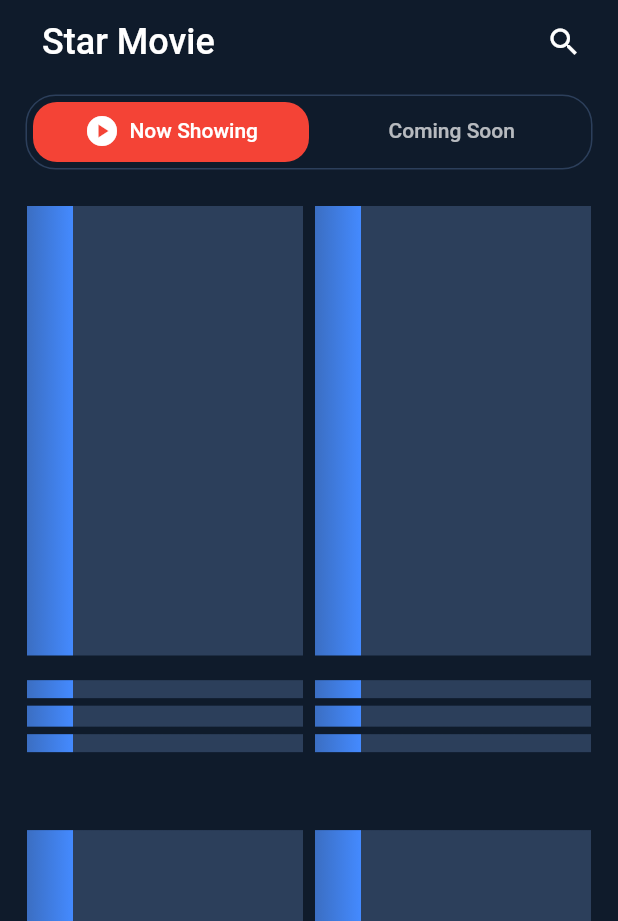
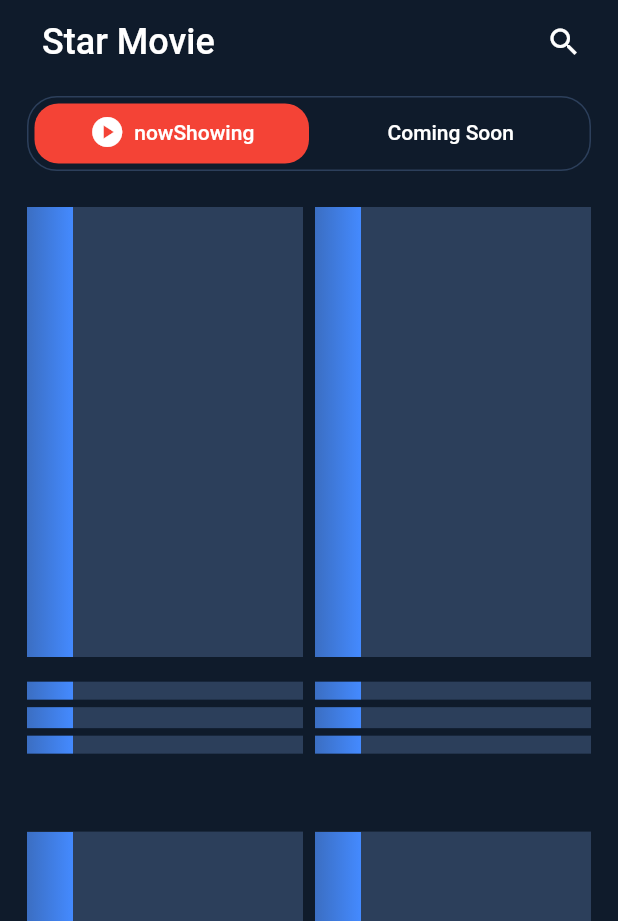
Before and after one commit to egor-slatvinskiy-idf/star_movie, a Flutter app: the screen it shows after launch, on a phone screen of 412 x 824 dp. Shown: the top 921 px of the screen. Run offline on Flutter 3.47's test engine with Material 2 defaults, Android fonts, the phone set to English and light mode, and no system bars; our stand-ins replace dio, expandable, flutter_rating_bar, flutter_svg, get_it; generated files the repository leaves out were written again; network calls fail; Roboto replaces fonts that are missing (SF Pro Text Medium, SF Pro Text Semibold).

Commit message:
start feature/IO-571_refactor

```diff
--- a/packages/domain/lib/di/injector_domain.dart
+++ b/packages/domain/lib/di/injector_domain.dart
@@ -6,8 +6,6 @@ import 'package:domain/use_case/request_details_use_case.dart';
 import 'package:domain/use_case/request_movie_list_use_case.dart';
 import 'package:domain/use_case/splash_duration_use_case.dart';
 import 'package:get_it/get_it.dart';
-
-final getIt = GetIt.instance;
 
 void initInjectorDomain() {
   _initModuleMappers();
--- a/packages/domain/lib/model/get_data_response.dart
+++ b/packages/domain/lib/model/get_data_response.dart
@@ -2,7 +2,7 @@ class GetDataResponse {
   final Map<String, dynamic> headers;
   final List<Map<String, dynamic>> body;
 
-  GetDataResponse({
+  const GetDataResponse({
     required this.headers,
     required this.body,
   });
--- a/packages/domain/lib/use_case/request_movie_list_use_case.dart
+++ b/packages/domain/lib/use_case/request_movie_list_use_case.dart
@@ -2,6 +2,8 @@ import 'package:domain/const/configuration.dart';
 import 'package:domain/entity/movie_list_response/movie_list_response.dart';
 import 'package:domain/repository/network_trakt_repository.dart';
 import 'package:domain/use_case/sample_use_case/use_case_in_out.dart';
+
+const _limitCountPage = 5;
 
 enum TypeListMovie {
   trending,
@@ -29,7 +31,7 @@ class RequestMovieListUseCase
     final countPage = int.tryParse(
       response.headers[Configuration.pageCount][0],
     );
-    final countItem = countPage! >= 5
+    final countItem = countPage! >= _limitCountPage
         ? Configuration.queryConfigLimit
         : response.headers[Configuration.itemCount][0];
     await _requestListMovie(
--- a/packages/presentation/lib/l10n/intl_en.arb
+++ b/packages/presentation/lib/l10n/intl_en.arb
@@ -1,4 +1,7 @@
 {
+  "starMovie" : "Star Movie",
+  "nowShowing" : "nowShowing",
+  "comingSoon" : "Coming Soon",
   "details" : "Details",
   "reviews" : "Reviews",
   "showtime" : "Showtime",
--- a/packages/presentation/lib/library/dimens/dimens.dart
+++ b/packages/presentation/lib/library/dimens/dimens.dart
@@ -34,6 +34,7 @@ class Dimens {
 
   ///width
   static const double widthInfinity = double.infinity;
+  static const double width1 = 1;
   static const double width2 = 2;
   static const double width4 = 4;
   static const double width6 = 6;
@@ -117,6 +118,9 @@ class Dimens {
   static const double border50 = 50;
 
   ///size
+  static const double size021 = .21;
+  static const double size01 = .1;
+  static const double size0 = 0;
   static const double size2 = 2;
   static const double size4 = 4;
   static const double size6 = 6;
--- a/packages/presentation/lib/library/widgets/shimmer_movie.dart
+++ b/packages/presentation/lib/library/widgets/shimmer_movie.dart
@@ -3,9 +3,7 @@ import 'package:presentation/Library/widgets/shimmer_widget.dart';
 import 'package:presentation/colors_application/colors_application.dart';
 
 class ShimmerWidget extends StatelessWidget {
-  const ShimmerWidget({
-    Key? key,
-  }) : super(key: key);
+  const ShimmerWidget({super.key});
 
   @override
   Widget build(BuildContext context) {
@@ -39,10 +37,7 @@ class ShimmerWidget extends StatelessWidget {
 class _ShimmerItem extends StatelessWidget {
   final double height;
 
-  const _ShimmerItem({
-    Key? key,
-    required this.height,
-  }) : super(key: key);
+  const _ShimmerItem({required this.height});
 
   @override
   Widget build(BuildContext context) {
--- a/packages/presentation/lib/my_app.dart
+++ b/packages/presentation/lib/my_app.dart
@@ -6,11 +6,14 @@ import 'package:presentation/app/data/app_data.dart';
 import 'package:presentation/base/bloc_screen.dart';
 import 'package:presentation/base/tile_wrapper.dart';
 import 'package:presentation/colors_application/colors_application.dart';
+import 'package:presentation/library/dimens/dimens.dart';
 import 'package:presentation/library/images_utils/images_utils.dart';
 import 'package:presentation/generated/l10n.dart';
 
+const _emptyString = '';
+
 class MyApp extends StatefulWidget {
-  const MyApp({Key? key}) : super(key: key);
+  const MyApp({super.key});
 
   @override
   State<StatefulWidget> createState() => _MyAppState();
@@ -33,9 +36,6 @@ class _MyAppState extends BlocScreenState<StatefulWidget, AppBloc> {
         appBarTheme: const AppBarTheme(
           backgroundColor: ColorsApplication.colorTheme,
         ),
-        bottomNavigationBarTheme: const BottomNavigationBarThemeData(
-          selectedItemColor: Colors.white,
-        ),
       ),
       home: StreamBuilder<TileWrapper>(
         stream: bloc.dataStream,
@@ -57,18 +57,18 @@ class _MyAppState extends BlocScreenState<StatefulWidget, AppBloc> {
                         border: Border(
                           top: BorderSide(
                             color: ColorsApplication.colorBorder,
-                            width: 1.0,
+                            width: Dimens.width1,
                           ),
                         ),
                       ),
                       child: BottomNavigationBar(
                         currentIndex: appData.selectedTab,
-                        selectedFontSize: 12,
+                        selectedFontSize: Dimens.size12,
                         type: BottomNavigationBarType.fixed,
                         items: <BottomNavigationBarItem>[
                           BottomNavigationBarItem(
                             icon: SvgPicture.asset(ImagesUtils.movieReel),
-                            label: '',
+                            label: _emptyString,
                             activeIcon: SvgPicture.asset(
                               ImagesUtils.movieReel,
                               color: ColorsApplication.colorSelectedItem,
@@ -76,7 +76,7 @@ class _MyAppState extends BlocScreenState<StatefulWidget, AppBloc> {
                           ),
                           BottomNavigationBarItem(
                             icon: SvgPicture.asset(ImagesUtils.eventTicket),
-                            label: '',
+                            label: _emptyString,
                             activeIcon: SvgPicture.asset(
                               ImagesUtils.eventTicket,
                               color: ColorsApplication.colorSelectedItem,
@@ -84,7 +84,7 @@ class _MyAppState extends BlocScreenState<StatefulWidget, AppBloc> {
                           ),
                           BottomNavigationBarItem(
                             icon: SvgPicture.asset(ImagesUtils.alarm),
-                            label: '',
+                            label: _emptyString,
                             activeIcon: SvgPicture.asset(
                               ImagesUtils.alarm,
                               color: ColorsApplication.colorSelectedItem,
@@ -92,7 +92,7 @@ class _MyAppState extends BlocScreenState<StatefulWidget, AppBloc> {
                           ),
                           BottomNavigationBarItem(
                             icon: SvgPicture.asset(ImagesUtils.single),
-                            label: '',
+                            label: _emptyString,
                             activeIcon: SvgPicture.asset(
                               ImagesUtils.single,
                               color: ColorsApplication.colorSelectedItem,
--- a/packages/presentation/lib/ui/movie_details/bloc/movie_details_bloc.dart
+++ b/packages/presentation/lib/ui/movie_details/bloc/movie_details_bloc.dart
@@ -18,7 +18,7 @@ abstract class MovieDetailsBloc
 class _MovieDetailsBlocImpl
     extends BlocImpl<MovieDetailsArguments, MovieDetailsScreenData>
     implements MovieDetailsBloc {
-  MovieDetailsScreenData _screenData = MovieDetailsScreenData();
+  MovieDetailsScreenData _screenData = const MovieDetailsScreenData();
   final RequestDetailsUseCase _detailsUseCase;
 
   _MovieDetailsBlocImpl(
@@ -26,7 +26,7 @@ class _MovieDetailsBlocImpl
   );
 
   @override
-  void initArgs(MovieDetailsArguments arguments) async {
+  void initArgs(MovieDetailsArguments arguments) {
     super.initArgs(arguments);
     final id = arguments.movie.ids;
     _screenData = _screenData.copyWith(movie: arguments.movie);
--- a/packages/presentation/lib/ui/movie_page/movie_list_widget.dart
+++ b/packages/presentation/lib/ui/movie_page/movie_list_widget.dart
@@ -5,9 +5,15 @@ import 'package:presentation/Library/images_utils/images_utils.dart';
 import 'package:presentation/Library/widgets/shimmer_movie.dart';
 import 'package:presentation/base/tile_wrapper.dart';
 import 'package:presentation/colors_application/colors_application.dart';
+import 'package:presentation/library/dimens/dimens.dart';
+import 'package:presentation/library/style/text_style.dart';
 import 'package:presentation/ui/movie_page/bloc/movie_bloc.dart';
 import 'package:presentation/ui/movie_page/bloc/movie_list_tile.dart';
 import 'package:presentation/ui/movie_page/model/movie_row_data.dart';
+
+const _axisCount = 2;
+const _ratingItemCount = 5;
+const _textMaxLines1 = 1;
 
 class MovieListWidget extends StatefulWidget {
   final List<MovieRowData>? rowData;
@@ -15,11 +21,11 @@ class MovieListWidget extends StatefulWidget {
   final MovieBloc bloc;
 
   const MovieListWidget({
-    Key? key,
     required this.rowData,
     required this.bloc,
     required this.data,
-  }) : super(key: key);
+    super.key,
+  });
 
   @override
   State<MovieListWidget> createState() => _MovieListWidgetState();
@@ -38,10 +44,10 @@ class _MovieListWidgetState extends State<MovieListWidget>
     return GridView.builder(
       itemCount: widget.rowData?.length,
       gridDelegate: const SliverGridDelegateWithFixedCrossAxisCount(
-        childAspectRatio: (.1 / .21),
-        crossAxisCount: 2,
-        mainAxisSpacing: 30,
-        crossAxisSpacing: 8,
+        childAspectRatio: (Dimens.size01 / Dimens.size021),
+        crossAxisCount: _axisCount,
+        mainAxisSpacing: Dimens.size30,
+        crossAxisSpacing: Dimens.size8,
       ),
       itemBuilder: (_, index) {
         final movie = widget.rowData![index];
@@ -59,10 +65,9 @@ class _CardMovieWidget extends StatelessWidget {
   final MovieBloc bloc;
 
   const _CardMovieWidget({
-    Key? key,
     required this.movie,
     required this.bloc,
-  }) : super(key: key);
+  });
 
   @override
   Widget build(BuildContext context) {
@@ -76,7 +81,11 @@ class _CardMovieWidget extends StatelessWidget {
                 placeholder: ImagesUtils.imageStarMovie,
                 image: movie.image,
                 fit: BoxFit.cover,
-                imageErrorBuilder: (context, error, stackTrace) {
+                imageErrorBuilder: (
+                  context,
+                  error,
+                  stackTrace,
+                ) {
                   return Image.asset(
                     ImagesUtils.imageStarMovie,
                     fit: BoxFit.cover,
@@ -84,11 +93,14 @@ class _CardMovieWidget extends StatelessWidget {
                 },
               ),
             ),
-            const SizedBox(height: 16.44),
+            const SizedBox(height: Dimens.height16),
             _MovieTitleWidget(movie: movie),
           ],
         ),
-        _OnTapWidget(bloc: bloc, movie: movie)
+        _OnTapWidget(
+          bloc: bloc,
+          movie: movie,
+        ),
       ],
     );
   }
@@ -97,10 +109,7 @@ class _CardMovieWidget extends StatelessWidget {
 class _MovieTitleWidget extends StatelessWidget {
   final MovieRowData movie;
 
-  const _MovieTitleWidget({
-    Key? key,
-    required this.movie,
-  }) : super(key: key);
+  const _MovieTitleWidget({required this.movie});
 
   @override
   Widget build(BuildContext context) {
@@ -113,14 +122,16 @@ class _MovieTitleWidget extends StatelessWidget {
       children: [
         Text(
           movie.title,
-          style: const TextStyle(color: ColorsApplication.colorTitle),
+          style: sfProSemi16(
+            color: ColorsApplication.colorTitle,
+          ),
           textAlign: TextAlign.start,
-          maxLines: 1,
+          maxLines: _textMaxLines1,
         ),
         RatingBar(
-          itemSize: 14,
+          itemSize: Dimens.size14,
           initialRating: movie.rating,
-          itemCount: 5,
+          itemCount: _ratingItemCount,
           allowHalfRating: true,
           ratingWidget: RatingWidget(
             full: const Icon(
@@ -138,9 +149,8 @@ class _MovieTitleWidget extends StatelessWidget {
               child: Text(
                 '${movie.genres} · '
                 '${movie.runtime} | ${movie.certification}',
-                style: const TextStyle(
+                style: sfProMed12(
                   color: ColorsApplication.colorSubTitle,
-                  fontSize: 12,
                 ),
               ),
             ),
@@ -156,10 +166,9 @@ class _OnTapWidget extends StatelessWidget {
   final MovieRowData movie;
 
   const _OnTapWidget({
-    Key? key,
     required this.bloc,
     required this.movie,
-  }) : super(key: key);
+  });
 
   @override
   Widget build(BuildContext context) {
--- a/packages/presentation/lib/ui/movie_page/movie_widget.dart
+++ b/packages/presentation/lib/ui/movie_page/movie_widget.dart
@@ -2,13 +2,20 @@ import 'package:flutter/material.dart';
 import 'package:presentation/base/bloc_screen.dart';
 import 'package:presentation/base/tile_wrapper.dart';
 import 'package:presentation/colors_application/colors_application.dart';
+import 'package:presentation/generated/l10n.dart';
+import 'package:presentation/library/dimens/dimens.dart';
+import 'package:presentation/library/style/text_style.dart';
 import 'package:presentation/navigation/base_page.dart';
 import 'package:presentation/ui/movie_page/bloc/movie_bloc.dart';
 import 'package:presentation/ui/movie_page/bloc/movie_list_tile.dart';
 import 'package:presentation/ui/movie_page/movie_list_widget.dart';
 
+const _nowShowingIndex = 0;
+const _comingSoonIndex = 1;
+const _lengthController = 2;
+
 class MovieWidget extends StatefulWidget {
-  const MovieWidget({Key? key}) : super(key: key);
+  const MovieWidget({super.key});
 
   static const _routeName = '/MovieWidget';
 
@@ -33,28 +40,32 @@ class _MovieWidgetState extends BlocScreenState<MovieWidget, MovieBloc> {
         final data = snapshot.data;
         final movieTile = data?.data;
         return DefaultTabController(
-          length: 2,
+          length: _lengthController,
           child: Scaffold(
             backgroundColor: ColorsApplication.colorTheme,
             appBar: AppBar(
-              elevation: 0,
-              title: const Padding(
-                padding: EdgeInsets.only(left: 12),
+              elevation: Dimens.size0,
+              title: Padding(
+                padding: const EdgeInsets.only(
+                  left: Dimens.padding12,
+                ),
                 child: Text(
-                  'Star Movie',
-                  style: TextStyle(
-                    fontSize: 24,
+                  S.of(context).starMovie,
+                  style: sfProSemi24(
+                    color: ColorsApplication.colorTitle,
                   ),
                 ),
               ),
               actions: [
                 Padding(
-                  padding: const EdgeInsets.only(right: 12),
+                  padding: const EdgeInsets.only(
+                    right: Dimens.padding12,
+                  ),
                   child: IconButton(
                     onPressed: () {},
                     icon: const Icon(
                       Icons.search,
-                      size: 24,
+                      size: Dimens.size24,
                     ),
                   ),
                 ),
@@ -64,60 +75,66 @@ class _MovieWidgetState extends BlocScreenState<MovieWidget, MovieBloc> {
               children: [
                 Container(
                   margin: const EdgeInsets.only(
-                    bottom: 24,
-                    top: 7,
-                    right: 17,
-                    left: 17,
+                    bottom: Dimens.padding24,
+                    top: Dimens.padding8,
+                    right: Dimens.padding18,
+                    left: Dimens.padding18,
                   ),
-                  height: 50,
+                  height: Dimens.height50,
                   decoration: BoxDecoration(
                     border: Border.all(
                       color: ColorsApplication.colorBorder,
                     ),
                     color: ColorsApplication.colorTheme,
-                    borderRadius: BorderRadius.circular(20),
+                    borderRadius: BorderRadius.circular(
+                      Dimens.border20,
+                    ),
                   ),
                   child: Padding(
-                    padding: const EdgeInsets.all(4),
+                    padding: const EdgeInsets.all(
+                      Dimens.padding4,
+                    ),
                     child: TabBar(
                       onTap: (index) {
-                        if (index == 0) {
+                        if (index == _nowShowingIndex) {
                           bloc.loadMovieTrending();
-                        } else if (index == 1) {
+                        } else if (index == _comingSoonIndex) {
                           bloc.loadMovieComing();
                         }
                       },
                       indicator: BoxDecoration(
                         color: Colors.red,
-                        borderRadius: BorderRadius.circular(16),
+                        borderRadius: BorderRadius.circular(
+                          Dimens.border16,
+                        ),
                       ),
                       tabs: [
                         Tab(
                           child: Row(
                             mainAxisAlignment: MainAxisAlignment.center,
-                            children: const [
-                              Icon(Icons.play_circle),
-                              SizedBox(width: 6.28),
+                            children: [
+                              const Icon(Icons.play_circle),
+                              const SizedBox(width: Dimens.width6),
                               Text(
-                                'Now Showing',
-                                style: TextStyle(
-                                  fontSize: 14,
+                                S.of(context).nowShowing,
+                                style: sfProMed14(
+                                  color: ColorsApplication.colorTitle,
                                 ),
-                              )
+                              ),
                             ],
                           ),
                         ),
                         Tab(
                           child: Row(
                             mainAxisAlignment: MainAxisAlignment.center,
-                            children: const [
-                              SizedBox(width: 6.28),
+                            children: [
+                              const SizedBox(width: Dimens.width6),
                               Text(
-                                'Coming Soon',
-                                style: TextStyle(
-                                  fontSize: 14,
+                                S.of(context).comingSoon,
+                                style: sfProMed14(
+                                  color: ColorsApplication.colorTitle,
                                 ),
-                              )
+                              ),
                             ],
                           ),
                         ),
@@ -128,7 +145,7 @@ class _MovieWidgetState extends BlocScreenState<MovieWidget, MovieBloc> {
                 Expanded(
                   child: Padding(
                     padding: const EdgeInsets.symmetric(
-                      horizontal: 18,
+                      horizontal: Dimens.padding18,
                     ),
                     child: TabBarView(
                       children: [
--- a/packages/presentation/lib/ui/splash_screen/splash_widget.dart
+++ b/packages/presentation/lib/ui/splash_screen/splash_widget.dart
@@ -6,7 +6,7 @@ import 'package:presentation/navigation/base_page.dart';
 import 'package:presentation/ui/splash_screen/bloc/splash_bloc.dart';
 
 class SplashWidget extends StatefulWidget {
-  const SplashWidget({Key? key}) : super(key: key);
+  const SplashWidget({super.key});
 
   static const _routeName = '/SplashWidget';
 
```
Also changed, not shown: packages/data/lib/repository/network_trakt_repository.dart (+4 -6 lines), packages/presentation/lib/library/style/text_style.dart (+14 -2 lines).
